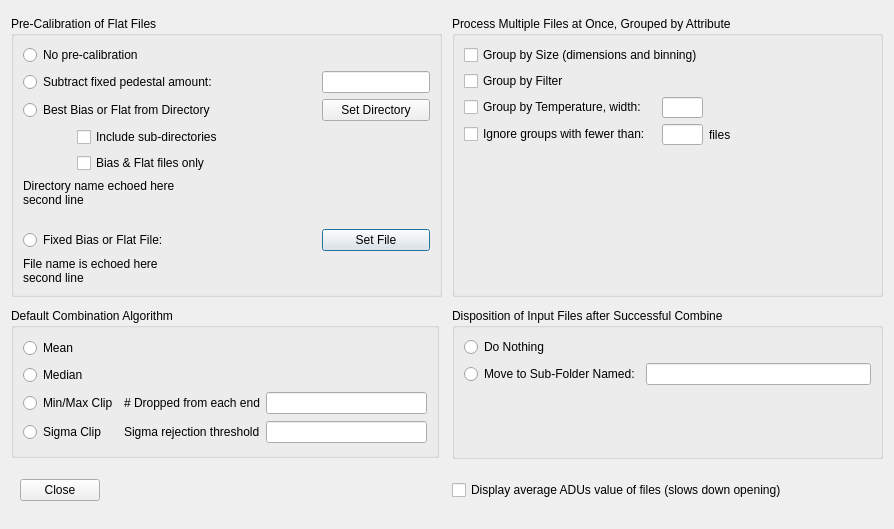
This is PreferencesWindow.ui in RMcDOttawa/MasterFlatMaker as Qt 5 draws it before an edit. The edited form follows.
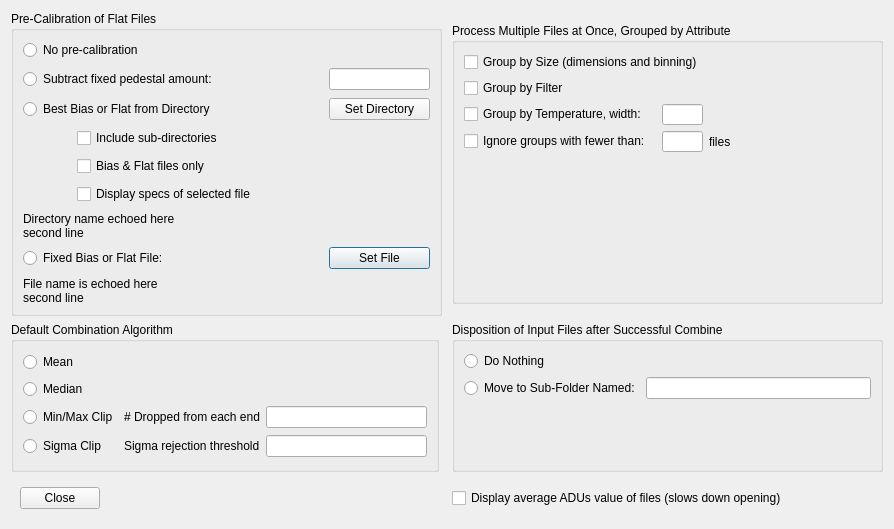
This is the edited form.

Commit message: Checkbox to control whether results of auto-selected dark/bias search are displayed.  GUI-side done.

Patch:
```diff
--- a/PreferencesWindow.ui
+++ b/PreferencesWindow.ui
@@ -44,13 +44,54 @@
       <string>Pre-Calibration of Flat Files</string>
      </property>
      <layout class="QGridLayout" name="gridLayout_4">
-      <item row="0" column="0" colspan="2">
-       <widget class="QRadioButton" name="noPreClalibrationRB">
+      <property name="verticalSpacing">
+       <number>8</number>
+      </property>
+      <item row="9" column="0" colspan="2">
+       <widget class="QLabel" name="precalibrationPathDisplay">
+        <property name="sizePolicy">
+         <sizepolicy hsizetype="Preferred" vsizetype="Fixed">
+          <horstretch>0</horstretch>
+          <verstretch>0</verstretch>
+         </sizepolicy>
+        </property>
+        <property name="minimumSize">
+         <size>
+          <width>0</width>
+          <height>0</height>
+         </size>
+        </property>
+        <property name="text">
+         <string>&lt;html&gt;&lt;head/&gt;&lt;body&gt;&lt;p&gt;&lt;span style=&quot; font-size:9pt;&quot;&gt;File name is echoed here&lt;br/&gt;second line&lt;/span&gt;&lt;/p&gt;&lt;/body&gt;&lt;/html&gt;</string>
+        </property>
+        <property name="alignment">
+         <set>Qt::AlignLeading|Qt::AlignLeft|Qt::AlignTop</set>
+        </property>
+        <property name="wordWrap">
+         <bool>true</bool>
+        </property>
+       </widget>
+      </item>
+      <item row="3" column="3">
+       <spacer name="horizontalSpacer_2">
+        <property name="orientation">
+         <enum>Qt::Horizontal</enum>
+        </property>
+        <property name="sizeHint" stdset="0">
+         <size>
+          <width>31</width>
+          <height>20</height>
+         </size>
+        </property>
+       </spacer>
+      </item>
+      <item row="8" column="0" colspan="2">
+       <widget class="QRadioButton" name="FixedPreCalFileRB">
         <property name="toolTip">
          <string>No precalibration</string>
         </property>
         <property name="text">
-         <string>No pre-calibration</string>
+         <string>Fixed Bias or Flat File:</string>
         </property>
        </widget>
       </item>
@@ -81,6 +122,72 @@
         </property>
        </widget>
       </item>
+      <item row="3" column="0">
+       <spacer name="horizontalSpacer_5">
+        <property name="orientation">
+         <enum>Qt::Horizontal</enum>
+        </property>
+        <property name="sizeType">
+         <enum>QSizePolicy::Fixed</enum>
+        </property>
+        <property name="sizeHint" stdset="0">
+         <size>
+          <width>48</width>
+          <height>19</height>
+         </size>
+        </property>
+       </spacer>
+      </item>
+      <item row="4" column="2">
+       <spacer name="horizontalSpacer_3">
+        <property name="orientation">
+         <enum>Qt::Horizontal</enum>
+        </property>
+        <property name="sizeHint" stdset="0">
+         <size>
+          <width>45</width>
+          <height>19</height>
+         </size>
+        </property>
+       </spacer>
+      </item>
+      <item row="8" column="4">
+       <widget class="QPushButton" name="selectPreCalFile">
+        <property name="text">
+         <string>Set File</string>
+        </property>
+       </widget>
+      </item>
+      <item row="0" column="0" colspan="2">
+       <widget class="QRadioButton" name="noPreClalibrationRB">
+        <property name="toolTip">
+         <string>No precalibration</string>
+        </property>
+        <property name="text">
+         <string>No pre-calibration</string>
+        </property>
+       </widget>
+      </item>
+      <item row="4" column="1">
+       <widget class="QCheckBox" name="autoBiasOnly">
+        <property name="text">
+         <string>Bias &amp;&amp; Flat files only</string>
+        </property>
+       </widget>
+      </item>
+      <item row="7" column="0" colspan="2">
+       <widget class="QLabel" name="autoDirectoryName">
+        <property name="text">
+         <string>&lt;html&gt;&lt;head/&gt;&lt;body&gt;&lt;p&gt;&lt;span style=&quot; font-size:9pt;&quot;&gt;Directory name echoed here&lt;br/&gt;second line&lt;/span&gt;&lt;/p&gt;&lt;/body&gt;&lt;/html&gt;</string>
+        </property>
+        <property name="alignment">
+         <set>Qt::AlignLeading|Qt::AlignLeft|Qt::AlignTop</set>
+        </property>
+        <property name="wordWrap">
+         <bool>true</bool>
+        </property>
+       </widget>
+      </item>
       <item row="2" column="4">
        <widget class="QPushButton" name="setAutoDirectory">
         <property name="toolTip">
@@ -117,21 +224,8 @@
         </property>
        </widget>
       </item>
-      <item row="3" column="3">
-       <spacer name="horizontalSpacer_2">
-        <property name="orientation">
-         <enum>Qt::Horizontal</enum>
-        </property>
-        <property name="sizeHint" stdset="0">
-         <size>
-          <width>31</width>
-          <height>20</height>
-         </size>
-        </property>
-       </spacer>
-      </item>
-      <item row="4" column="0">
-       <spacer name="horizontalSpacer_6">
+      <item row="6" column="0">
+       <spacer name="horizontalSpacer_7">
         <property name="orientation">
          <enum>Qt::Horizontal</enum>
         </property>
@@ -146,78 +240,13 @@
         </property>
        </spacer>
       </item>
-      <item row="4" column="1">
-       <widget class="QCheckBox" name="autoBiasOnly">
-        <property name="text">
-         <string>Bias &amp;&amp; Flat files only</string>
-        </property>
-       </widget>
-      </item>
-      <item row="4" column="2">
-       <spacer name="horizontalSpacer_3">
-        <property name="orientation">
-         <enum>Qt::Horizontal</enum>
-        </property>
-        <property name="sizeHint" stdset="0">
-         <size>
-          <width>45</width>
-          <height>19</height>
-         </size>
-        </property>
-       </spacer>
-      </item>
-      <item row="5" column="0" colspan="2">
-       <widget class="QLabel" name="autoDirectoryName">
-        <property name="text">
-         <string>&lt;html&gt;&lt;head/&gt;&lt;body&gt;&lt;p&gt;&lt;span style=&quot; font-size:9pt;&quot;&gt;Directory name echoed here&lt;br/&gt;second line&lt;/span&gt;&lt;/p&gt;&lt;/body&gt;&lt;/html&gt;</string>
-        </property>
-        <property name="alignment">
-         <set>Qt::AlignLeading|Qt::AlignLeft|Qt::AlignTop</set>
-        </property>
-        <property name="wordWrap">
-         <bool>true</bool>
-        </property>
-       </widget>
-      </item>
-      <item row="6" column="0" colspan="2">
-       <widget class="QRadioButton" name="FixedPreCalFileRB">
+      <item row="6" column="1">
+       <widget class="QCheckBox" name="displayAutoResultsCB">
         <property name="toolTip">
          <string>Use fixed bias file specified here for precalibration</string>
         </property>
         <property name="text">
-         <string>Fixed Bias or Flat File:</string>
-        </property>
-       </widget>
-      </item>
-      <item row="7" column="0" colspan="2">
-       <widget class="QLabel" name="precalibrationPathDisplay">
-        <property name="sizePolicy">
-         <sizepolicy hsizetype="Preferred" vsizetype="Fixed">
-          <horstretch>0</horstretch>
-          <verstretch>0</verstretch>
-         </sizepolicy>
-        </property>
-        <property name="minimumSize">
-         <size>
-          <width>0</width>
-          <height>0</height>
-         </size>
-        </property>
-        <property name="text">
-         <string>&lt;html&gt;&lt;head/&gt;&lt;body&gt;&lt;p&gt;&lt;span style=&quot; font-size:9pt;&quot;&gt;File name is echoed here&lt;br/&gt;second line&lt;/span&gt;&lt;/p&gt;&lt;/body&gt;&lt;/html&gt;</string>
-        </property>
-        <property name="alignment">
-         <set>Qt::AlignLeading|Qt::AlignLeft|Qt::AlignTop</set>
-        </property>
-        <property name="wordWrap">
-         <bool>true</bool>
-        </property>
-       </widget>
-      </item>
-      <item row="6" column="4">
-       <widget class="QPushButton" name="selectPreCalFile">
-        <property name="text">
-         <string>Set File</string>
+         <string>Display specs of selected file</string>
         </property>
        </widget>
       </item>
```
Left out of the diff: 36 changed lines with no effect on the pictures. The commit also changes 7 other files.
